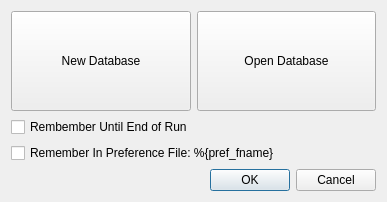
Qt form frontend/OpenDatabaseDialog.ui (Erotemic/hotspotter) before a commit.
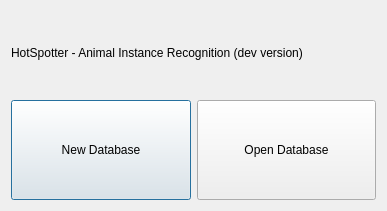
The same form after that commit.

Commit message: added some small gui stuff, db_stats script is coming along

Diff of the .ui file:
```diff
--- a/frontend/OpenDatabaseDialog.ui
+++ b/frontend/OpenDatabaseDialog.ui
@@ -7,13 +7,20 @@
     <x>0</x>
     <y>0</y>
     <width>387</width>
-    <height>197</height>
+    <height>211</height>
    </rect>
   </property>
   <property name="windowTitle">
    <string>Dialog</string>
   </property>
   <layout class="QVBoxLayout" name="verticalLayout_2">
+   <item>
+    <widget class="QLabel" name="label">
+     <property name="text">
+      <string>HotSpotter - Animal Instance Recognition (dev version)</string>
+     </property>
+    </widget>
+   </item>
    <item>
     <layout class="QVBoxLayout" name="verticalLayout">
      <item>
@@ -48,30 +55,6 @@
      </item>
     </layout>
    </item>
-   <item>
-    <widget class="QCheckBox" name="checkBox">
-     <property name="text">
-      <string>Rembember Until End of Run</string>
-     </property>
-    </widget>
-   </item>
-   <item>
-    <widget class="QCheckBox" name="checkBox_2">
-     <property name="text">
-      <string>Remember In Preference File: %{pref_fname}</string>
-     </property>
-    </widget>
-   </item>
-   <item>
-    <widget class="QDialogButtonBox" name="buttonBox">
-     <property name="orientation">
-      <enum>Qt::Horizontal</enum>
-     </property>
-     <property name="standardButtons">
-      <set>QDialogButtonBox::Cancel|QDialogButtonBox::Ok</set>
-     </property>
-    </widget>
-   </item>
   </layout>
  </widget>
  <resources/>
```
Left out of the diff: 39 changed lines with no effect on the pictures. The commit also changes 7 other files.
